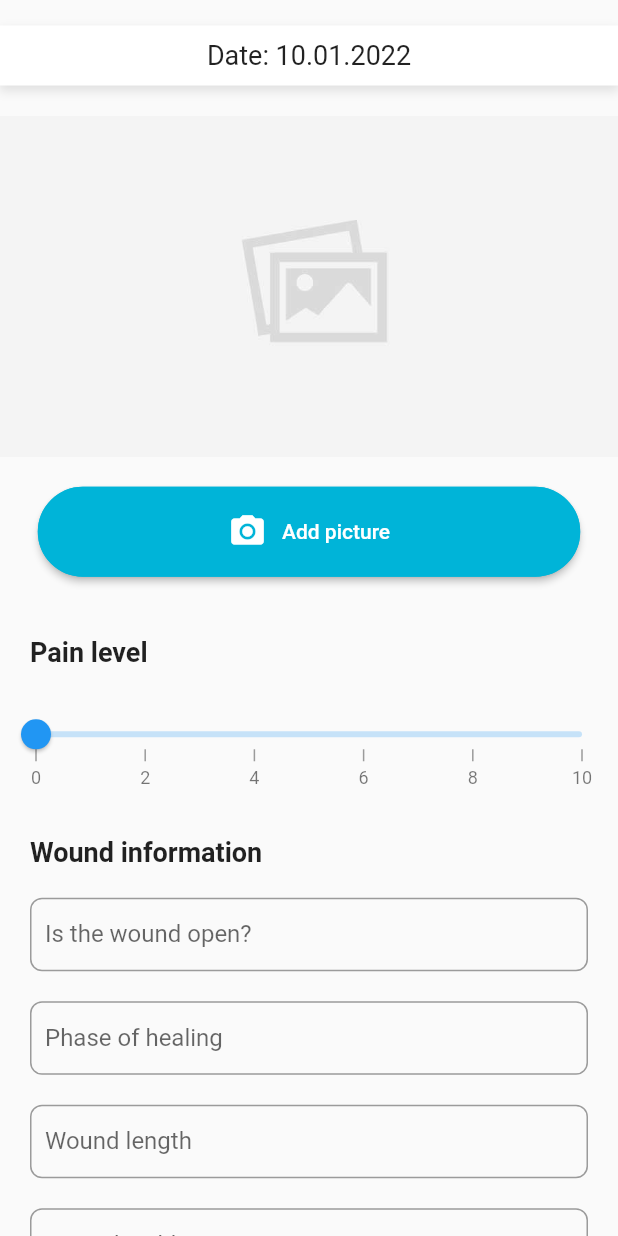
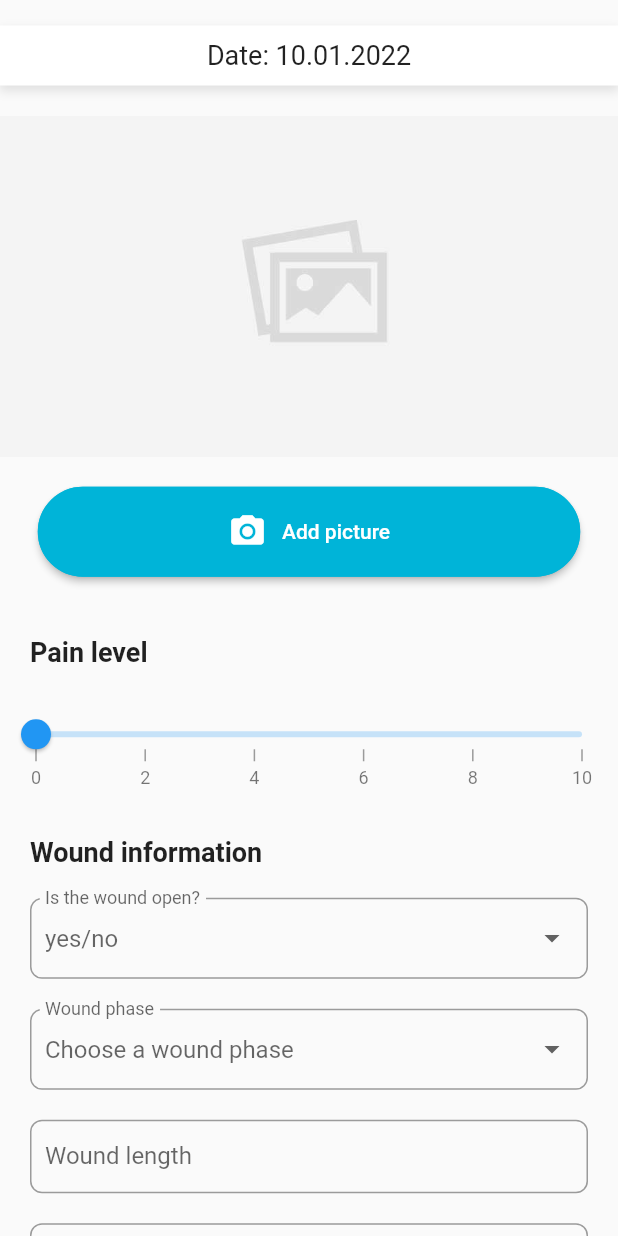
Before and after one commit to Mkohl2508/mobile_health_cura, a Flutter app: the WoundInformationScreen screen opened directly with empty values, after a tap on the "add" icon, on a phone screen of 412 x 824 dp. Run offline on Flutter 3.47's test engine with Material 2 defaults, Android fonts, the phone set to English and light mode, and no system bars; drawn by our look-alikes of syncfusion_flutter_sliders; our stand-ins replace carousel_slider, cloud_firestore, firebase_auth, firebase_core, flutter_speed_dial, flutter_svg and 4 more; accounts and stored records are empty.

Commit message:
adding dropwdown menus in addWoundEntryScreen

```diff
--- a/Implementation/App/lib/model/enums/edge_enum.dart
+++ b/Implementation/App/lib/model/enums/edge_enum.dart
@@ -1 +1,5 @@
 enum EdgeEnum { diffuse, defined, rolled, undefined }
+
+List<String> getEdgeList() {
+  return ["diffuse", "defined", "rolled", "undefined"];
+}
--- a/Implementation/App/lib/model/enums/exudate_enum.dart
+++ b/Implementation/App/lib/model/enums/exudate_enum.dart
@@ -1 +1,11 @@
 enum ExudateEnum { serous, sanguineous, serosanguinous, purulent, undefined }
+
+List<String> getExudateList() {
+  return <String>[
+    'serous',
+    'sanguineous',
+    'serosanguinous',
+    'purulent',
+    'undefined'
+  ];
+}
--- a/Implementation/App/lib/model/enums/phase_enum.dart
+++ b/Implementation/App/lib/model/enums/phase_enum.dart
@@ -1 +1,5 @@
-enum PhaseEnum { hemostasis, inflammatory, proliferative, maturation }
+enum PhaseEnum { hemostasis, inflammatory, proliferative, maturation, unknown }
+
+List<String> getPhaseList() {
+  return ['Hemostasis', 'Inflammation', 'Proliferation', 'Maturation'];
+}
--- a/Implementation/App/lib/screens/add_wound_entry_screen.dart
+++ b/Implementation/App/lib/screens/add_wound_entry_screen.dart
@@ -1,9 +1,17 @@
 import 'dart:io';
 
 import 'package:carousel_slider/carousel_slider.dart';
+import 'package:cura/globals.dart';
+import 'package:cura/model/enums/edge_enum.dart';
+import 'package:cura/model/enums/enum_converter.dart';
+import 'package:cura/model/enums/exudate_enum.dart';
 import 'package:cura/model/enums/phase_enum.dart';
+import 'package:cura/model/patient/patient_treatment/wound/wound.dart';
+import 'package:cura/model/patient/patient_treatment/wound/wound_entry.dart';
 import 'package:cura/model/widget/AppColors.dart';
 import 'package:cura/screens/full_screen_screen.dart';
+import 'package:cura/screens/wound_information_screen.dart';
+import 'package:cura/utils/query_wrapper.dart';
 //import 'package:dropdown_formfield/dropdown_formfield.dart';
 import 'package:flutter/material.dart';
 import 'package:image_picker/image_picker.dart';
@@ -11,7 +19,12 @@ import 'package:intl/intl.dart';
 import 'package:syncfusion_flutter_sliders/sliders.dart';
 
 class AddWoundEntryScreen extends StatefulWidget {
-  const AddWoundEntryScreen({Key? key}) : super(key: key);
+  final List<WoundEntry> woundEntrys;
+  final String patientName;
+
+  const AddWoundEntryScreen(
+      {Key? key, required this.woundEntrys, required this.patientName})
+      : super(key: key);
 
   @override
   _AddWoundEntryScreenState createState() => _AddWoundEntryScreenState();
@@ -24,7 +37,15 @@ class _AddWoundEntryScreenState extends State<AddWoundEntryScreen> {
 
   String currentDate = DateFormat('dd.MM.yyyy').format(DateTime.now());
 
-  final PhaseEnum? _phase = null;
+  PhaseEnum _phase = PhaseEnum.unknown;
+  EdgeEnum _edge = EdgeEnum.undefined;
+  ExudateEnum _exudate = ExudateEnum.undefined;
+  bool _isSmelly = false;
+  bool _isOpen = false;
+
+  TextEditingController _lengthController = TextEditingController();
+  TextEditingController _widthController = TextEditingController();
+  TextEditingController _depthController = TextEditingController();
 
   double _painLevel = 0;
 
@@ -247,33 +268,59 @@ class _AddWoundEntryScreenState extends State<AddWoundEntryScreen> {
                 ),
                 Padding(
                     padding: const EdgeInsets.fromLTRB(20, 10, 20, 10),
-                  child: TextFormField(
-                    keyboardType: TextInputType.number,
+                    child: DropdownButtonFormField(
                       decoration: InputDecoration(
                           contentPadding: EdgeInsets.symmetric(
                               vertical: 15.0, horizontal: 10.0),
-                        hintText: 'Yes/No',
-                        labelText: 'Is the wound open?',
+                          hintText: "yes/no",
+                          labelText: "Is the wound open?",
                           border: OutlineInputBorder(
                               borderRadius: BorderRadius.circular(8.0))),
-                  ),
-                ),
+                      onChanged: (value) {
+                        setState(() {
+                          if (value == "yes") {
+                            _isOpen = true;
+                          } else if (value == "no") {
+                            _isOpen = false;
+                          } else {
+                            throw Exception("Invalid isOpen value");
+                          }
+                        });
+                      },
+                      items: ["yes", "no"].map((item) {
+                        return DropdownMenuItem(
+                          value: item,
+                          child: Text(item.toString()),
+                        );
+                      }).toList(),
+                    )),
+                Padding(
+                    padding: const EdgeInsets.fromLTRB(20, 10, 20, 10),
+                    child: DropdownButtonFormField(
+                      decoration: InputDecoration(
+                          contentPadding: EdgeInsets.symmetric(
+                              vertical: 15.0, horizontal: 10.0),
+                          hintText: "Choose a wound phase",
+                          labelText: "Wound phase",
+                          border: OutlineInputBorder(
+                              borderRadius: BorderRadius.circular(8.0))),
+                      onChanged: (value) {
+                        setState(() {
+                          _phase =
+                              EnumConverter.stringToPhaseEnum(value.toString());
+                        });
+                      },
+                      items: getPhaseList().map((item) {
+                        return DropdownMenuItem(
+                          value: item,
+                          child: Text(item.toString()),
+                        );
+                      }).toList(),
+                    )),
                 Padding(
                   padding: const EdgeInsets.fromLTRB(20, 10, 20, 10),
                   child: TextFormField(
-                    keyboardType: TextInputType.number,
-                    decoration: InputDecoration(
-                        contentPadding: EdgeInsets.symmetric(
-                            vertical: 15.0, horizontal: 10.0),
-                        hintText: 'Select a phase',
-                        labelText: 'Phase of healing',
-                        border: OutlineInputBorder(
-                            borderRadius: BorderRadius.circular(8.0))),
-                  ),
-                ),
-                Padding(
-                  padding: const EdgeInsets.fromLTRB(20, 10, 20, 10),
-                  child: TextFormField(
+                    controller: _lengthController,
                     keyboardType: TextInputType.number,
                     decoration: InputDecoration(
                         contentPadding: EdgeInsets.symmetric(
@@ -287,6 +334,7 @@ class _AddWoundEntryScreenState extends State<AddWoundEntryScreen> {
                 Padding(
                   padding: const EdgeInsets.fromLTRB(20, 10, 20, 10),
                   child: TextFormField(
+                    controller: _widthController,
                     keyboardType: TextInputType.number,
                     decoration: InputDecoration(
                         contentPadding: EdgeInsets.symmetric(
@@ -300,6 +348,7 @@ class _AddWoundEntryScreenState extends State<AddWoundEntryScreen> {
                 Padding(
                   padding: const EdgeInsets.fromLTRB(20, 10, 20, 10),
                   child: TextFormField(
+                    controller: _depthController,
                     keyboardType: TextInputType.number,
                     decoration: InputDecoration(
                         contentPadding: EdgeInsets.symmetric(
@@ -312,43 +361,78 @@ class _AddWoundEntryScreenState extends State<AddWoundEntryScreen> {
                 ),
                 Padding(
                     padding: const EdgeInsets.fromLTRB(20, 10, 20, 10),
-                  child: TextFormField(
-                    keyboardType: TextInputType.number,
+                    child: DropdownButtonFormField(
                       decoration: InputDecoration(
                           contentPadding: EdgeInsets.symmetric(
                               vertical: 15.0, horizontal: 10.0),
-                        hintText: 'Select a edge',
-                        labelText: 'Wound edges',
+                          hintText: "Choose a wound edge",
+                          labelText: "Wound edge",
                           border: OutlineInputBorder(
                               borderRadius: BorderRadius.circular(8.0))),
-                  ),
-                ),
+                      onChanged: (value) {
+                        setState(() {
+                          _edge =
+                              EnumConverter.stringToEdgeEnum(value.toString());
+                        });
+                      },
+                      items: getEdgeList().map((item) {
+                        return DropdownMenuItem(
+                          value: item,
+                          child: Text(item.toString()),
+                        );
+                      }).toList(),
+                    )),
                 Padding(
                     padding: const EdgeInsets.fromLTRB(20, 10, 20, 10),
-                  child: TextFormField(
-                    keyboardType: TextInputType.number,
+                    child: DropdownButtonFormField(
                       decoration: InputDecoration(
                           contentPadding: EdgeInsets.symmetric(
                               vertical: 15.0, horizontal: 10.0),
-                        hintText: 'Yes/No',
-                        labelText: 'Is the wound smelly?',
+                          hintText: "yes/no",
+                          labelText: "Is the wound smelly?",
                           border: OutlineInputBorder(
                               borderRadius: BorderRadius.circular(8.0))),
-                  ),
-                ),
+                      onChanged: (value) {
+                        setState(() {
+                          if (value == "yes") {
+                            _isSmelly = true;
+                          } else if (value == "no") {
+                            _isSmelly = false;
+                          } else {
+                            throw Exception("Invalid isSmelly value");
+                          }
+                        });
+                      },
+                      items: ["yes", "no"].map((item) {
+                        return DropdownMenuItem(
+                          value: item,
+                          child: Text(item.toString()),
+                        );
+                      }).toList(),
+                    )),
                 Padding(
                     padding: const EdgeInsets.fromLTRB(20, 10, 20, 10),
-                  child: TextFormField(
-                    keyboardType: TextInputType.number,
+                    child: DropdownButtonFormField(
                       decoration: InputDecoration(
                           contentPadding: EdgeInsets.symmetric(
                               vertical: 15.0, horizontal: 10.0),
-                        hintText: 'Select a exudate',
-                        labelText: 'Wound exudate',
+                          hintText: "Choose a wound exudate",
+                          labelText: "Wound exudate",
                           border: OutlineInputBorder(
                               borderRadius: BorderRadius.circular(8.0))),
-                  ),
-                ),
+                      onChanged: (value) {
+                        setState(() {
+                          _exudate = EnumConverter.stringToExudateEnum(
+                              value.toString());
+                        });
+                      },
+                      items: getExudateList().map((item) {
+                        return DropdownMenuItem(
+                          value: item,
+                          child: Text(item.toString()),
+                        );
+                      }).toList(),
+                    )),
                 SizedBox(
                   height: 20,
                 ),
@@ -361,7 +445,32 @@ class _AddWoundEntryScreenState extends State<AddWoundEntryScreen> {
                             .all<RoundedRectangleBorder>(RoundedRectangleBorder(
                                 borderRadius: BorderRadius.circular(40.0),
                                 side: BorderSide(color: AppColors.cura_cyan)))),
-                    onPressed: () {},
+                    onPressed: () {
+                      //check the values
+                      WoundEntry entry = WoundEntry(
+                          id: "newEntry",
+                          date: DateTime.now(),
+                          size: 1,
+                          status: "status",
+                          images: [],
+                          painLevel: _painLevel.toInt(),
+                          phase: _phase,
+                          length: double.parse(_lengthController.text),
+                          width: double.parse(_widthController.text),
+                          depth: double.parse(_depthController.text),
+                          edge: _edge,
+                          isSmelly: _isSmelly,
+                          exudate: _exudate);
+
+                      widget.woundEntrys.add(entry);
+
+                      Navigator.pushReplacement(
+                          context,
+                          MaterialPageRoute(
+                              builder: (context) => WoundInformationScreen(
+                                  patientName: widget.patientName,
+                                  woundEntrys: widget.woundEntrys)));
+                    },
                     child: Container(
                         width: MediaQuery.of(context).size.width * 0.8,
                         height: 60,
@@ -384,18 +493,7 @@ class _AddWoundEntryScreenState extends State<AddWoundEntryScreen> {
                 ),
                 SizedBox(
                   height: 20,
-                )
-                /* DropDownFormField(
-                    value: _phase,
-                    required: true,
-                    hintText: "Choose a wound phase",
-                    titleText: "Wound phase",
-                    onChanged: (value) {
-                      setState(() {
-                        _phase = value;
-                      });
-                    },
-                    dataSource: PhaseEnum.values)*/
+                ),
               ],
             ),
           ),
--- a/Implementation/App/lib/screens/wound_information_screen.dart
+++ b/Implementation/App/lib/screens/wound_information_screen.dart
@@ -53,8 +53,13 @@ class _WoundInformationScreenState extends State<WoundInformationScreen> {
       ),
       floatingActionButton: FloatingActionButton(
           onPressed: () {
-            Navigator.push(context,
-                MaterialPageRoute(builder: (context) => AddWoundEntryScreen()));
+            Navigator.push(
+                context,
+                MaterialPageRoute(
+                    builder: (context) => AddWoundEntryScreen(
+                          patientName: widget.patientName,
+                          woundEntrys: widget.woundEntrys,
+                        )));
           },
           child: Icon(Icons.add),
           backgroundColor: AppColors.cura_darkCyan),
```
Also changed, not shown: Implementation/App/lib/model/enums/enum_converter.dart (added, +54 -0 lines). Lines whose indentation alone changed are shown as unchanged.
